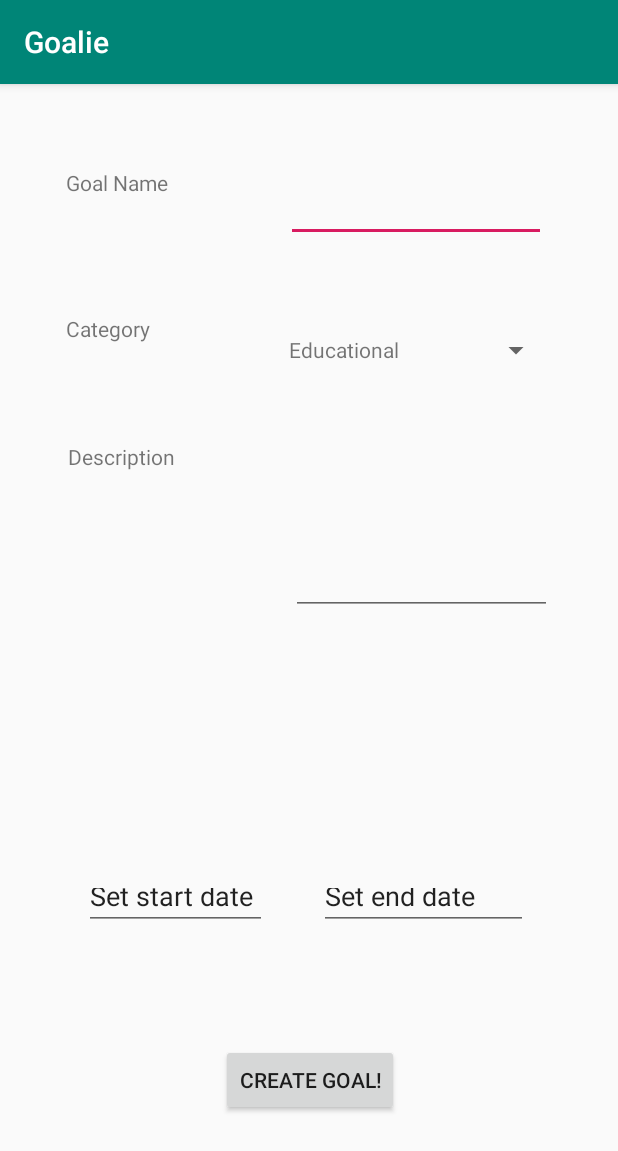
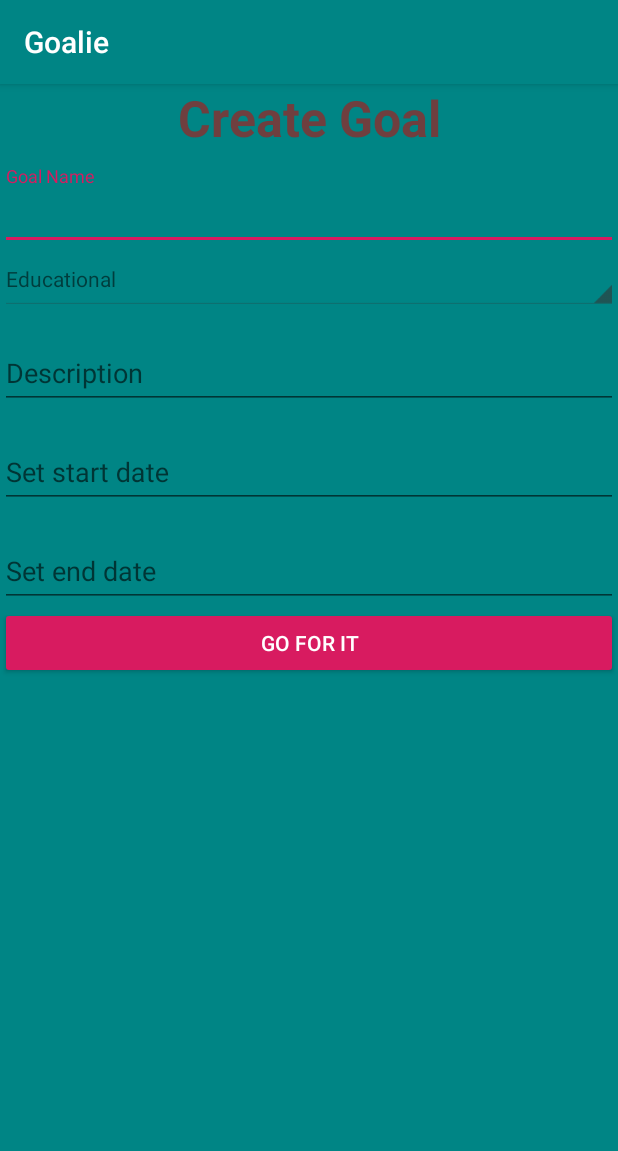
Before and after one commit to khuonghieu/Goalie, an Android app: the screen it shows after launch (CreateGoal), after a tap on an icon or button, on a phone screen of 412 x 824 dp. Shown: the top 1151 px of the screen. Run offline under Robolectric (Android 15) with nearby library versions, the phone set to English and light mode, and no system bars.

Commit message:
Changed the style of create goal page

```diff
--- a/app/src/main/java/edu/temple/goalie/Activities/MainActivity.java
+++ b/app/src/main/java/edu/temple/goalie/Activities/MainActivity.java
@@ -37,25 +37,26 @@ public class MainActivity extends AppCompatActivity {
 
 
         //Set list view
-        list = findViewById(R.id.goalList);
-        mDBHelper = new DBHelper(this);
-        db= mDBHelper.getWritableDatabase();
-
-        String[] from = {mDBHelper.TITLE, mDBHelper.CATEGORY, mDBHelper.DESCRIPTION,
-                        mDBHelper.STARTDAY.toString(), mDBHelper.STARTMONTH.toString(), mDBHelper.STARTYEAR.toString(),
-                        mDBHelper.ENDDAY.toString(), mDBHelper.ENDMONTH.toString(), mDBHelper.ENDYEAR.toString() };
-
-        final String[] column = {mDBHelper.ID, mDBHelper.TITLE, mDBHelper.CATEGORY, mDBHelper.DESCRIPTION,
-                                mDBHelper.STARTDAY.toString(), mDBHelper.STARTMONTH.toString(), mDBHelper.STARTYEAR.toString(),
-                                mDBHelper.ENDDAY.toString(), mDBHelper.ENDMONTH.toString(),mDBHelper.ENDYEAR.toString()};
-
-        int[] to = {R.id.title, R.id.category, R.id.description, R.id.startDay, R.id.startMonth, R.id.startYear,
-                    R.id.endDay, R.id.endMonth, R.id.endYear};
-
-        Cursor cursor = db.query(mDBHelper.TABLE_NAME, column, null, null ,null, null, null);
-        SimpleCursorAdapter adapter = new SimpleCursorAdapter(this, R.layout.list_entry, cursor, from, to, 0);
-
-        list.setAdapter(adapter);
+//        list = findViewById(R.id.goalList);
+//        mDBHelper = new DBHelper(this);
+//        db= mDBHelper.getWritableDatabase();
+//
+//        String[] from = {mDBHelper.TITLE, mDBHelper.CATEGORY, mDBHelper.DESCRIPTION,
+//                        mDBHelper.STARTDAY.toString(), mDBHelper.STARTMONTH.toString(), mDBHelper.STARTYEAR.toString(),
+//                        mDBHelper.ENDDAY.toString(), mDBHelper.ENDMONTH.toString(), mDBHelper.ENDYEAR.toString() };
+//
+//        final String[] column = {mDBHelper.ID, mDBHelper.TITLE, mDBHelper.CATEGORY, mDBHelper.DESCRIPTION,
+//                                mDBHelper.STARTDAY.toString(), mDBHelper.STARTMONTH.toString(), mDBHelper.STARTYEAR.toString(),
+//                                mDBHelper.ENDDAY.toString(), mDBHelper.ENDMONTH.toString(),mDBHelper.ENDYEAR.toString()};
+//
+//        int[] to = {R.id.title, R.id.category, R.id.description, R.id.startDay, R.id.startMonth, R.id.startYear,
+//                    R.id.endDay, R.id.endMonth, R.id.endYear};
+//
+//        Cursor cursor = db.query(mDBHelper.TABLE_NAME, column, null, null ,null, null, null);
+//        //Cursor cursor = db.rawQuery("select * from " + mDBHelper.TABLE_NAME, null);
+//        SimpleCursorAdapter adapter = new SimpleCursorAdapter(this, R.layout.list_entry, cursor, from, to, 0);
+//
+//        list.setAdapter(adapter);
 //        list.setOnItemClickListener(new AdapterView.OnItemClickListener(){
 //            public void onItemClick(AdapterView<?> listView, View view, int position,
 //                                    long id){
--- a/app/src/main/java/edu/temple/goalie/Database/DBHelper.java
+++ b/app/src/main/java/edu/temple/goalie/Database/DBHelper.java
@@ -10,7 +10,7 @@ public class DBHelper extends SQLiteOpenHelper {
     public static final String DATABASE_NAME = "goals";
     public static final String TABLE_NAME = "goalTable";
 
-    public static final String ID = "_id";
+    public static final String ID = "id";
 
     public static final String TITLE = "title";
     public static final String CATEGORY = "type";
--- a/app/src/main/res/layout/activity_create_goal.xml
+++ b/app/src/main/res/layout/activity_create_goal.xml
@@ -7,115 +7,103 @@
     android:visibility="visible"
     tools:context=".Activities.CreateGoal">
 
-    <TextView
-        android:id="@+id/textView2"
-        android:layout_width="104dp"
-        android:layout_height="49dp"
-        android:layout_marginStart="44dp"
-        android:layout_marginTop="56dp"
-        android:text="Goal Name"
+    <LinearLayout
+        android:layout_width="match_parent"
+        android:layout_height="match_parent"
+        android:background="@color/colorPrimary"
+        android:orientation="vertical"
+        android:visibility="visible"
+        app:layout_constraintBottom_toBottomOf="parent"
+        app:layout_constraintEnd_toEndOf="parent"
         app:layout_constraintStart_toStartOf="parent"
-        app:layout_constraintTop_toTopOf="parent"
-        app:layout_constraintVertical_chainStyle="spread_inside" />
+        app:layout_constraintTop_toTopOf="parent">
 
         <TextView
-        android:id="@+id/textView3"
-        android:layout_width="104dp"
-        android:layout_height="52dp"
-        android:layout_marginStart="44dp"
-        android:layout_marginTop="48dp"
-        android:layout_marginEnd="62dp"
-        android:text="Category"
-        app:layout_constraintEnd_toStartOf="@+id/categorySpinner"
-        app:layout_constraintHorizontal_bias="0.0"
-        app:layout_constraintStart_toStartOf="parent"
-        app:layout_constraintTop_toBottomOf="@+id/textView2" />
+            android:layout_width="match_parent"
+            android:layout_height="wrap_content"
+            android:gravity="center_horizontal"
+            android:text="Create Goal"
+            android:textColor="#90c40909"
+            android:textSize="33dp"
+            android:textStyle="bold" />
 
-    <TextView
-        android:id="@+id/textView4"
-        android:layout_width="103dp"
-        android:layout_height="65dp"
-        android:layout_marginStart="45dp"
-        android:layout_marginTop="33dp"
-        android:layout_marginEnd="59dp"
-        android:text="Description"
-        app:layout_constraintEnd_toStartOf="@+id/editDescription"
-        app:layout_constraintHorizontal_bias="0.0"
-        app:layout_constraintStart_toStartOf="parent"
-        app:layout_constraintTop_toBottomOf="@+id/textView3" />
+        <android.support.design.widget.TextInputLayout
+            android:id="@+id/full_name"
+            android:layout_width="fill_parent"
+            android:layout_height="wrap_content"
+            android:layout_marginTop="10dp">
 
             <EditText
                 android:id="@+id/editGoalName"
-        android:layout_width="173dp"
-        android:layout_height="49dp"
-        android:layout_marginTop="56dp"
-        android:layout_marginEnd="48dp"
+                android:layout_width="fill_parent"
+                android:layout_height="wrap_content"
                 android:ems="10"
-        android:inputType="textPersonName|text"
-        app:layout_constraintEnd_toEndOf="parent"
-        app:layout_constraintTop_toTopOf="parent" />
+                android:hint="Goal Name"
+                android:inputType="text" />
+        </android.support.design.widget.TextInputLayout>
 
         <Spinner
             android:id="@+id/categorySpinner"
-        android:layout_width="175dp"
-        android:layout_height="48dp"
-        android:layout_marginTop="48dp"
-        android:layout_marginEnd="44dp"
-        android:visibility="visible"
-        app:layout_constraintEnd_toEndOf="parent"
-        app:layout_constraintTop_toBottomOf="@+id/editGoalName" />
+            style="@android:style/Widget.Holo.Light.Spinner"
+            android:layout_width="match_parent"
+            android:layout_height="40dp"
+            android:gravity="left|center_vertical|fill_vertical"
+            android:visibility="visible" />
+
+        <android.support.design.widget.TextInputLayout
+            android:id="@+id/email_address"
+            android:layout_width="fill_parent"
+            android:layout_height="wrap_content"
+            android:layout_marginTop="10dp">
 
             <EditText
                 android:id="@+id/editDescription"
-        android:layout_width="174dp"
-        android:layout_height="97dp"
-        android:layout_marginTop="37dp"
-        android:layout_marginEnd="44dp"
-        android:layout_marginBottom="396dp"
+                android:layout_width="fill_parent"
+                android:layout_height="wrap_content"
                 android:ems="10"
-        android:inputType="text"
-        android:visibility="visible"
-        app:layout_constraintBottom_toBottomOf="parent"
-        app:layout_constraintEnd_toEndOf="parent"
-        app:layout_constraintTop_toBottomOf="@+id/categorySpinner" />
+                android:hint="Description"
+                android:inputType="text" />
+        </android.support.design.widget.TextInputLayout>
+
+        <android.support.design.widget.TextInputLayout
+            android:id="@+id/startDate"
+            android:layout_width="fill_parent"
+            android:layout_height="wrap_content"
+            android:layout_marginTop="10dp">
 
             <EditText
                 android:id="@+id/editStartDate"
-        android:layout_width="122dp"
-        android:layout_height="38dp"
-        android:layout_marginStart="56dp"
-        android:layout_marginBottom="204dp"
+                android:layout_width="fill_parent"
+                android:layout_height="wrap_content"
                 android:ems="10"
-        android:inputType="none"
-        android:text="Set start date"
-        android:visibility="visible"
-        app:layout_constraintBottom_toBottomOf="parent"
-        app:layout_constraintStart_toStartOf="parent" />
+                android:hint="Set start date"
+                android:inputType="text" />
+        </android.support.design.widget.TextInputLayout>
+
+        <android.support.design.widget.TextInputLayout
+            android:id="@+id/endDate"
+            android:layout_width="match_parent"
+            android:layout_height="match_parent"
+            android:layout_marginTop="10dp">
 
             <EditText
                 android:id="@+id/editEndDate"
-        android:layout_width="139dp"
-        android:layout_height="38dp"
-        android:layout_marginEnd="60dp"
-        android:layout_marginBottom="204dp"
+                android:layout_width="fill_parent"
+                android:layout_height="wrap_content"
                 android:ems="10"
-        android:inputType="none"
-        android:text="Set end date"
-        android:visibility="visible"
-        app:layout_constraintBottom_toBottomOf="parent"
-        app:layout_constraintEnd_toEndOf="parent" />
+                android:hint="Set end date"
+                android:inputType="text" />
 
             <Button
                 android:id="@+id/createGoalButton"
-        android:layout_width="wrap_content"
+                style="@style/Widget.AppCompat.Button.Colored"
+                android:layout_width="match_parent"
                 android:layout_height="wrap_content"
-        android:layout_marginStart="161dp"
-        android:layout_marginEnd="162dp"
-        android:layout_marginBottom="80dp"
-        android:text="Create Goal!"
-        app:layout_constraintBottom_toBottomOf="parent"
-        app:layout_constraintEnd_toEndOf="parent"
-        app:layout_constraintHorizontal_bias="0.483"
-        app:layout_constraintStart_toStartOf="parent" />
+                android:text="Go for it"
+                tools:layout_editor_absoluteY="731dp" />
+
+        </android.support.design.widget.TextInputLayout>
+
+    </LinearLayout>
 
 </android.support.constraint.ConstraintLayout>
--- a/app/src/main/res/values/colors.xml
+++ b/app/src/main/res/values/colors.xml
@@ -1,6 +1,6 @@
 <?xml version="1.0" encoding="utf-8"?>
 <resources>
-    <color name="colorPrimary">#008577</color>
+    <color name="colorPrimary">#008585</color>
     <color name="colorPrimaryDark">#00574B</color>
     <color name="colorAccent">#D81B60</color>
 </resources>
```
Lines whose indentation alone changed are shown as unchanged.
